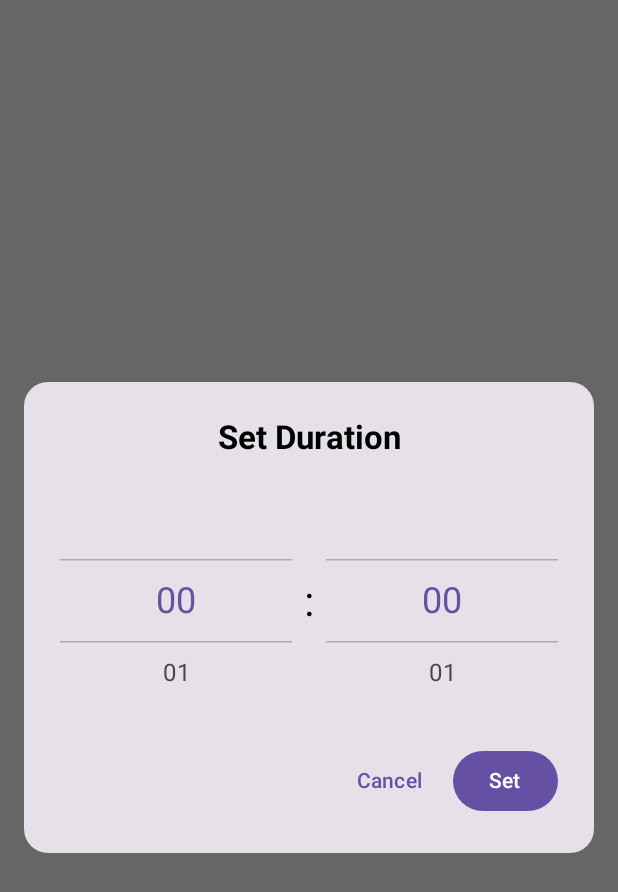
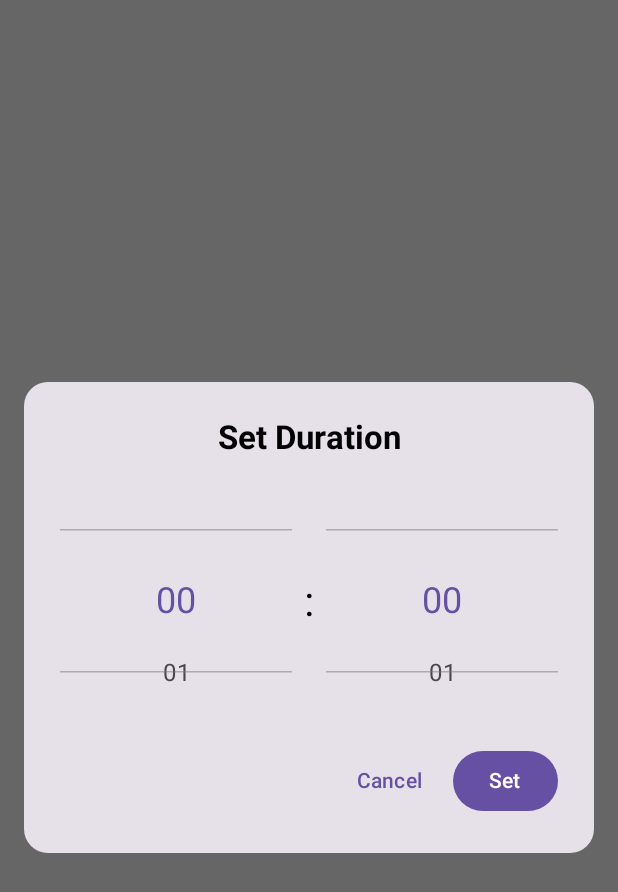
Before and after one commit to Bhavin-Viramgama/ProjectAlpha, an Android app built with Jetpack Compose: the composable CustomScrollableTimePickerDialog called with empty values, after a tap on "Set", on a phone screen of 412 x 824 dp. Shown: the top 892 px of the screen. Run offline under Robolectric (Android 15) with nearby library versions, the phone set to English and light mode, and no system bars.

Commit message:
Fixed Pomodoro Scroll time picker bugs

```diff
--- a/app/src/main/java/com/example/projectalpha/ui/screen/pomodoro/PomodoroScreen.kt
+++ b/app/src/main/java/com/example/projectalpha/ui/screen/pomodoro/PomodoroScreen.kt
@@ -251,28 +251,42 @@ fun CustomScrollableTimePickerDialog(
     val minutesRange = (0..59).toList()
     val secondsRange = (0..59).toList()
 
+    // Ensure initial values are within range to prevent LazyListState crash
+    val validInitialMinutes = initialMinutes.coerceIn(minutesRange.first(), minutesRange.last())
+    val validInitialSeconds = initialSeconds.coerceIn(secondsRange.first(), secondsRange.last())
+
+
     val minutesListState = rememberLazyListState(initialFirstVisibleItemIndex = initialMinutes)
     val secondsListState = rememberLazyListState(initialFirstVisibleItemIndex = initialSeconds)
 
-    var selectedMinutes by remember { mutableStateOf(initialMinutes) }
-    var selectedSeconds by remember { mutableStateOf(initialSeconds) }
+    // These states are now primarily for displaying the current selection
+    // and for the LaunchedEffects to update them after scrolling stops for visual feedback.
+    // The final value on "Set" will be read directly.
+    var currentDisplayedMinutes by remember { mutableStateOf(validInitialMinutes) }
+    var currentDisplayedSeconds by remember { mutableStateOf(validInitialSeconds) }
 
     // Update selected values when scroll stops (due to snapping)
     LaunchedEffect(minutesListState.isScrollInProgress) {
         if (!minutesListState.isScrollInProgress) {
-            val centerIndex = calculateCenterIndex(minutesListState)
-            if (centerIndex in minutesRange.indices) {
-                selectedMinutes = minutesRange[centerIndex]
+            val centerIndex = calculateCenterIndex(minutesListState, minutesRange.size)
+            if (centerIndex >= 0 && centerIndex < minutesRange.size) {
+                currentDisplayedMinutes = minutesRange[centerIndex]
             }
         }
     }
     LaunchedEffect(secondsListState.isScrollInProgress) {
         if (!secondsListState.isScrollInProgress) {
-            val centerIndex = calculateCenterIndex(secondsListState)
-            if (centerIndex in secondsRange.indices) {
-                selectedSeconds = secondsRange[centerIndex]
+            val centerIndex = calculateCenterIndex(secondsListState, secondsRange.size)
+            if (centerIndex >= 0 && centerIndex < minutesRange.size) {
+                currentDisplayedSeconds = secondsRange[centerIndex]
             }
         }
+    }
+
+    // Scroll to initial position after composition if needed (especially if list state changes)
+    LaunchedEffect(Unit) {
+        minutesListState.scrollToItem(validInitialMinutes)
+        secondsListState.scrollToItem(validInitialSeconds)
     }
 
 
@@ -296,10 +310,10 @@ fun CustomScrollableTimePickerDialog(
                     verticalAlignment = Alignment.CenterVertically
                 ) {
                     ScrollableNumberPicker(
+                        label = "Minutes",
                         range = minutesRange,
                         listState = minutesListState,
-                        onValueSelected = { selectedMinutes = it },
-                        label = "Minutes",
+                        currentDisplayedValue = currentDisplayedMinutes, // Pass for styling
                         modifier = Modifier.weight(1f)
                     )
                     Text(
@@ -308,10 +322,10 @@ fun CustomScrollableTimePickerDialog(
                         modifier = Modifier.padding(horizontal = 8.dp)
                     )
                     ScrollableNumberPicker(
+                        label = "Seconds",
                         range = secondsRange,
                         listState = secondsListState,
-                        onValueSelected = { selectedSeconds = it },
-                        label = "Seconds",
+                        currentDisplayedValue = currentDisplayedSeconds, // Pass for styling
                         modifier = Modifier.weight(1f)
                     )
                 }
@@ -324,7 +338,16 @@ fun CustomScrollableTimePickerDialog(
                 ) {
                     TextButton(onClick = onDismiss) { Text("Cancel") }
                     Spacer(Modifier.width(8.dp))
-                    Button(onClick = { onTimeSet(selectedMinutes, selectedSeconds) }) {
+                    Button(onClick = {
+                        // Read the truly centered item directly when "Set" is clicked
+                        val finalMinutesIndex = calculateCenterIndex(minutesListState, minutesRange.size)
+                        val finalSecondsIndex = calculateCenterIndex(secondsListState, secondsRange.size)
+
+                        val finalMinutes = if (finalMinutesIndex in minutesRange.indices) minutesRange[finalMinutesIndex] else initialMinutes
+                        val finalSeconds = if (finalSecondsIndex in secondsRange.indices) secondsRange[finalSecondsIndex] else initialSeconds
+
+                        onTimeSet(finalMinutes, finalSeconds)
+                    }) {
                         Text("Set")
                     }
                 }
@@ -336,33 +359,16 @@ fun CustomScrollableTimePickerDialog(
 @OptIn(ExperimentalFoundationApi::class)
 @Composable
 fun ScrollableNumberPicker(
+    label: String,
     range: List<Int>,
     listState: LazyListState,
-    onValueSelected: (Int) -> Unit, // Callback when a value is considered selected by snapping
-    label: String,
+    currentDisplayedValue: Int, // Used for styling the centered item
     modifier: Modifier = Modifier,
     itemHeight: Dp = 48.dp, // Height of each item in the picker
     visibleItemsCount: Int = 3 // How many items are visible (e.g., center + one above + one below)
 ) {
     val centralItemTextStyle = MaterialTheme.typography.headlineSmall.copy(color = MaterialTheme.colorScheme.primary)
     val peripheralItemTextStyle = MaterialTheme.typography.bodyLarge.copy(color = MaterialTheme.colorScheme.onSurfaceVariant)
-    val itemHeightPx = with(LocalDensity.current) { itemHeight.toPx() }
-
-    // This derived state helps in updating the text style based on the centered item.
-    val centeredIndex by remember {
-        derivedStateOf {
-            if (listState.layoutInfo.visibleItemsInfo.isEmpty() || listState.isScrollInProgress) {
-                // While scrolling or if not laid out, we might not have a definitive center,
-                // or we use the estimated center based on firstVisibleItemIndex.
-                // For simplicity, we'll use a more direct way in LaunchedEffect to set the final value.
-                // Here, we just determine which item is *visually* closest to center for styling.
-                calculateCenterIndex(listState)
-            } else {
-                calculateCenterIndex(listState)
-            }
-        }
-    }
-
 
     Box(modifier = modifier.height(itemHeight * visibleItemsCount)) {
         LazyColumn(
@@ -374,13 +380,15 @@ fun ScrollableNumberPicker(
             // Padding items to allow first and last actual numbers to reach the center
             items(1) { Spacer(Modifier.height(itemHeight * (visibleItemsCount / 2))) }
 
-            items(range.size) { index ->
-                val itemValue = range[index]
-                val isCentered = index == centeredIndex
+            items(items = range, key = { it }) { itemValue -> // Use key for better performance
+                // Determine if this item is the one visually centered
+                // This is a bit more complex now that selection is decoupled.
+                // We rely on currentDisplayedValue which is updated by LaunchedEffect after scroll stops.
+                val isVisuallyCentered = itemValue == currentDisplayedValue // Heuristic for styling
 
                 Text(
                     text = String.format("%02d", itemValue),
-                    style = if (isCentered) centralItemTextStyle else peripheralItemTextStyle,
+                    style = if (isVisuallyCentered) centralItemTextStyle else peripheralItemTextStyle,
                     modifier = Modifier
                         .height(itemHeight)
                         .fillMaxWidth()
@@ -396,14 +404,14 @@ fun ScrollableNumberPicker(
         HorizontalDivider(
             modifier = Modifier
                 .align(Alignment.TopCenter)
-                .offset(y = itemHeight * (visibleItemsCount / 2) - (itemHeight / 2)+20.dp), // Adjust position
+                .offset(y = itemHeight * (visibleItemsCount / 2) - (itemHeight / 2)/*+20.dp*/), // Adjust position
             thickness = 1.dp,
             color = MaterialTheme.colorScheme.outline.copy(alpha = 0.5f)
         )
         HorizontalDivider(
             modifier = Modifier
                 .align(Alignment.BottomCenter)
-                .offset(y = -(itemHeight * (visibleItemsCount / 2) - (itemHeight / 2) +20.dp)), // Adjust position
+                .offset(y = -(itemHeight * (visibleItemsCount / 2) - (itemHeight / 2)/* +20.dp*/)), // Adjust position
             thickness = 1.dp,
             color = MaterialTheme.colorScheme.outline.copy(alpha = 0.5f)
         )
@@ -411,7 +419,7 @@ fun ScrollableNumberPicker(
 }
 
 // Helper to find the visually centered item index
-private fun calculateCenterIndex(listState: LazyListState): Int {
+private fun calculateCenterIndex(listState: LazyListState, rangeSize: Int): Int {
     val layoutInfo = listState.layoutInfo
     if (layoutInfo.visibleItemsInfo.isEmpty()) return -1
 
@@ -419,7 +427,20 @@ private fun calculateCenterIndex(listState: LazyListState): Int {
     val centerItem = layoutInfo.visibleItemsInfo.minByOrNull {
         kotlin.math.abs((it.offset.toFloat() + it.size.toFloat() / 2) - viewportCenterY.toFloat())
     }
-    return centerItem?.index?.minus(1) ?: listState.firstVisibleItemIndex // -1 because of the padding item
+    // The index from visibleItemsInfo is the absolute index in the LazyColumn items list,
+    // which includes the top padding item.
+    // If the list has 1 padding item, then item at index 0 of our 'range' is at LazyColumn index 1.
+    val actualDataIndex = centerItem?.index?.minus(1) // Adjust for the top padding item
+
+    return if (actualDataIndex != null && actualDataIndex >= 0 && actualDataIndex < rangeSize) {
+        actualDataIndex
+    } else {
+        // Fallback if calculation is off or items are not fully visible
+        // This might happen during fast scrolls or edge cases.
+        // A simple fallback could be the first visible item from the data range.
+        val firstVisibleDataIndex = (listState.firstVisibleItemIndex - 1).coerceIn(0, rangeSize - 1)
+        firstVisibleDataIndex
+    }
 }
 
 @OptIn(ExperimentalMaterial3Api::class)
```
